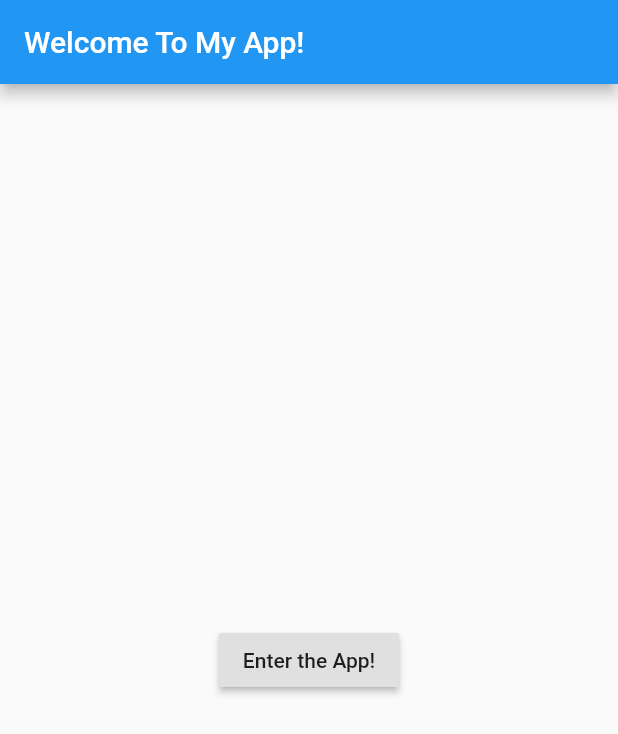
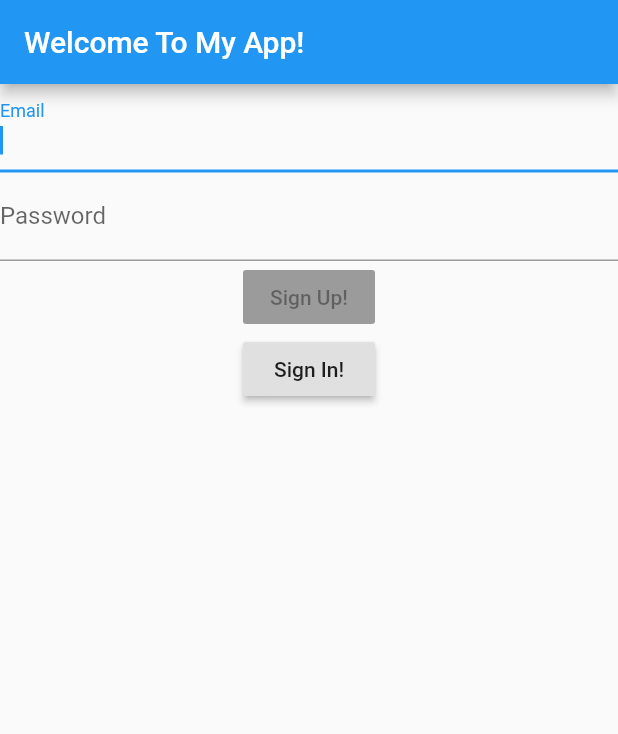
Before and after one commit to annavaykean/seniordesign_protoype, a Flutter app: the screen it shows after launch, on a phone screen of 412 x 824 dp. Shown: the top 734 px of the screen. Run offline on Flutter 3.47's test engine with Material 2 defaults, Android fonts, the phone set to English and light mode, and no system bars; our stand-ins replace firebase_auth, flutter_blue; accounts and stored records are empty.

Commit message:
basic sign in added

```diff
--- a/sd_proto/lib/main.dart
+++ b/sd_proto/lib/main.dart
@@ -6,6 +6,7 @@ import 'code/bluetooth_test_screen.dart';
 import 'code/send_bluetooth_data.dart';
 import 'package:flutter_blue/flutter_blue.dart';
 import 'dart:async';
+import 'package:firebase_auth/firebase_auth.dart';
 
 void main(){
   runApp(MyApp());
@@ -33,17 +34,54 @@ class MyApp extends StatelessWidget {
 }
 
 class WelcomeScreen extends StatelessWidget {
+
+  final FirebaseAuth firebaseAuth = FirebaseAuth.instance;
+  TextEditingController emailCtrl = new TextEditingController();
+  TextEditingController passwordCtrl = new TextEditingController();
+
+  Future<String> signIn(String email, String password) async {
+    FirebaseUser user = await firebaseAuth.signInWithEmailAndPassword(
+        email: email, password: password);
+    print('I think we might have signed in...?');
+    return user.uid;
+  }
+
   @override
   Widget build(BuildContext context) {
     return new Scaffold(
         appBar: AppBar(
           title: const Text('Welcome To My App!'),
         ),
-        body: Center(
-            child: RaisedButton(
-                child: const Text('Enter the App!'),
-                onPressed: () => Navigator.of(context).pushNamed('/DashboardScreen')
-            )
+        body: Column(
+            children: <Widget> [
+              Container(
+                child: TextField(
+                  controller: emailCtrl,
+                  autofocus: true,
+                  decoration: new InputDecoration(
+                    labelText: 'Email'
+                  ),
+                )
+              ),
+              Container(
+                child: TextField(
+                  controller: passwordCtrl,
+                  autofocus: false,
+                  decoration: new InputDecoration(
+                    labelText: 'Password'
+                  ),
+                )
+              ),
+              RaisedButton(
+                child: const Text('Sign Up!'),
+                onPressed: null,
+              ),
+              RaisedButton(
+                  child: const Text('Sign In!'),
+                  onPressed: () => signIn(emailCtrl.text, passwordCtrl.text)
+              ),
+            ]
+
         )
     );
   }
--- a/sd_proto/pubspec.yaml
+++ b/sd_proto/pubspec.yaml
@@ -1,6 +1,6 @@
 name: sd_proto
 description: A prototype for senior design project.
-
+#FIrebase branch
 # The following defines the version and build number for your application.
 # A version number is three numbers separated by dots, like 1.2.43
 # followed by an optional build number separated by a +.
@@ -19,6 +19,7 @@ environment:
 dependencies:
   flutter:
     sdk: flutter
+  firebase_core: ^0.2.5
   firebase_auth: ^0.6.2+1
   google_sign_in:
   flutter_blue: 0.4.2
```
Also changed, not shown: sd_proto/pubspec.lock.
